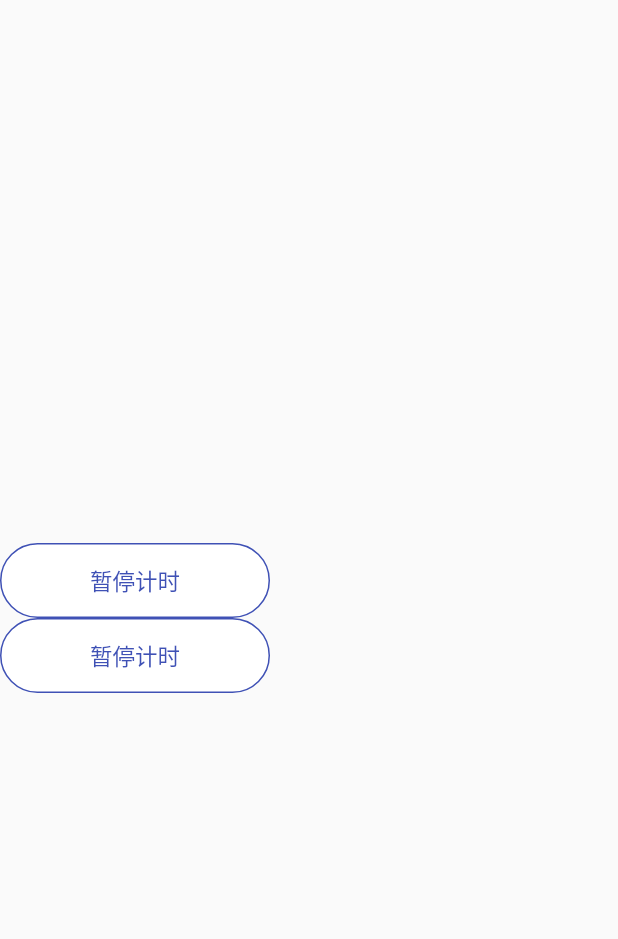
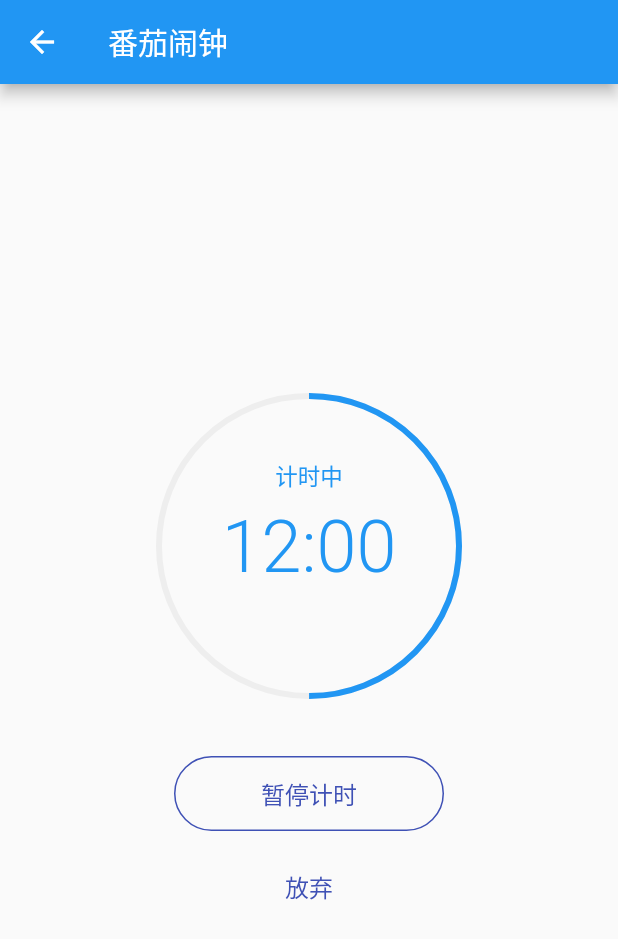
Before and after one commit to shike1116/MLog_Client, a Flutter app: the TomatoRunningPage screen opened directly, on a phone screen of 412 x 824 dp. Shown: the top 939 px of the screen. Run offline on Flutter 3.47's test engine with Material 2 defaults, Android fonts, the phone set to English and light mode, and no system bars.

Commit message:
完成番茄闹钟计时中界面

```diff
--- a/lib/main.dart
+++ b/lib/main.dart
@@ -1,4 +1,5 @@
 import 'package:flutter/material.dart';
+import 'package:mlog/tomato/tomato_running_page.dart';
 
 import 'tomato/tomato_start_page.dart';
 
@@ -102,7 +103,7 @@ class _MyHomePageState extends State<MyHomePage> {
             buildItem("番茄运行中", (){
               Navigator.push(
                 context,
-                new MaterialPageRoute(builder: (context) => new TomatoStartPage()),
+                new MaterialPageRoute(builder: (context) => new TomatoRunningPage()),
               );
             }),
           ],
--- a/lib/tomato/tomato_running_page.dart
+++ b/lib/tomato/tomato_running_page.dart
@@ -4,16 +4,33 @@ import 'package:flutter/material.dart';
 class TomatoRunningPage extends StatelessWidget {
   @override
   Widget build(BuildContext context) {
+    return Scaffold(
+      appBar: AppBar(
+        title: Text("番茄闹钟"),
+      ),
+      body: buildContent(),
+    );
+  }
+
+  Widget buildContent() {
     return new Column(
       mainAxisAlignment: MainAxisAlignment.center,
       children: <Widget>[
+        Padding(
+          padding: const EdgeInsets.only(bottom:40.0),
+          child: ClockWidget(),
+        ),
         buildStopButton(),
-        buildCancelButton(),
+        Padding(
+          padding: const EdgeInsets.only(top:12.0),
+          child: buildCancelButton(),
+        ),
       ],
     );
   }
   Widget buildStopButton() {
-    return Container(
+    return Center(
+      child: Container(
         //设置 child 居中
         alignment: Alignment(0, 0),
         height: 50,
@@ -21,7 +38,7 @@ class TomatoRunningPage extends StatelessWidget {
         //边框设置
         decoration: new BoxDecoration(
           //背景
-        color: Colors.white,
+          color: Colors.transparent,
           //设置四周圆角 角度
           borderRadius: BorderRadius.all(Radius.circular(50.0)),
           //设置四周边框
@@ -31,34 +48,84 @@ class TomatoRunningPage extends StatelessWidget {
             "暂停计时",
             style: TextStyle(
                 color: Colors.indigo,
-              fontSize: 15
+                fontSize: 16
             )
+        ),
       ),
     );
   }
 
   Widget buildCancelButton() {
-    return Container(
+    return Center(
+      child: Container(
         //设置 child 居中
         alignment: Alignment(0, 0),
         height: 50,
         width: 180,
-      //边框设置
-      decoration: new BoxDecoration(
-        //背景
-        color: Colors.white,
-        //设置四周圆角 角度
-        borderRadius: BorderRadius.all(Radius.circular(50.0)),
-        //设置四周边框
-        border: new Border.all(width: 1, color: Colors.indigo),
-      ),
         child: Text(
-          "暂停计时",
+            "放弃",
             style: TextStyle(
                 color: Colors.indigo,
-              fontSize: 15
+                fontSize: 16
             )
+        ),
       ),
     );
   }
 }
+
+class ClockWidget extends StatefulWidget {
+
+  @override
+  _ClockWidgetState createState() => _ClockWidgetState();
+}
+
+class _ClockWidgetState extends State<ClockWidget> {
+  @override
+  Widget build(BuildContext context) {
+    return Stack(
+      alignment:AlignmentDirectional.center,
+      children: <Widget>[
+        buildCircle(),
+        buildTimeText(),
+        buildTitleText()
+      ],
+    );
+  }
+
+  Widget buildCircle(){
+    return SizedBox(
+      height: 200,
+      width: 200,
+      child: CircularProgressIndicator(
+        backgroundColor: Colors.grey[200],
+        valueColor: AlwaysStoppedAnimation(Colors.blue),
+        value: .5,
+      ),
+    );
+  }
+
+  Widget buildTimeText(){
+    return new Text(
+      "12:00",
+      style: TextStyle(
+        color: Colors.blue,
+        fontSize: 48,
+        fontWeight: FontWeight.w300,
+      ),
+    );
+  }
+
+  Widget buildTitleText(){
+    return SizedBox(
+      height: 115,
+      child: new Text(
+        "计时中",
+        style: TextStyle(
+          color: Colors.blue,
+          fontSize: 15,
+        ),
+      ),
+    );
+  }
+}
--- a/lib/tomato/tomato_start_page.dart
+++ b/lib/tomato/tomato_start_page.dart
@@ -78,7 +78,7 @@ class TomatoStartPage extends StatelessWidget {
       //边框设置
       decoration: new BoxDecoration(
         //背景
-        color: Colors.white,
+        color: Colors.transparent,
         //设置四周圆角 角度
         borderRadius: BorderRadius.all(Radius.circular(50.0)),
         //设置四周边框
```
Lines whose indentation alone changed are shown as unchanged.
